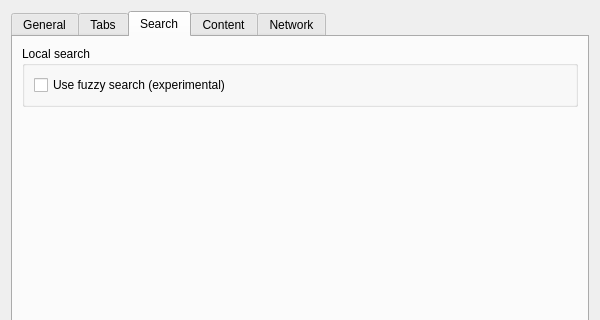
Old version of the form src/libs/ui/settingsdialog.ui in the repository zealdocs/zeal; both pictures show x 0 to 600 and y 0 to 320 of the 600 by 700 pixel window.
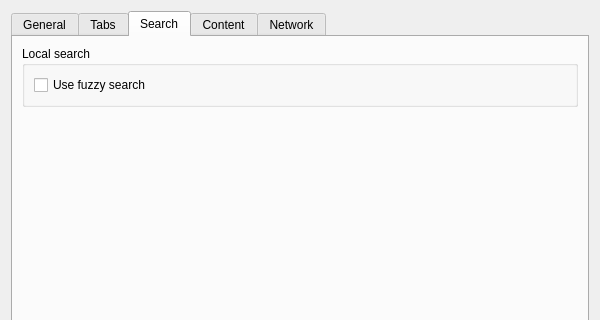
New version of the form. The open tabs and pages were chosen to show the change. Custom widgets are drawn as their Qt base class.

Commit message: feat(core,ui): enable fuzzy search by default

```diff
--- a/src/libs/ui/settingsdialog.ui
+++ b/src/libs/ui/settingsdialog.ui
@@ -229,7 +229,7 @@
           <item>
            <widget class="QCheckBox" name="fuzzySearchCheckBox">
             <property name="text">
-             <string>Use fuzzy search (experimental)</string>
+             <string>Use fuzzy search</string>
             </property>
            </widget>
           </item>
```
The commit also changes 1 other file.
